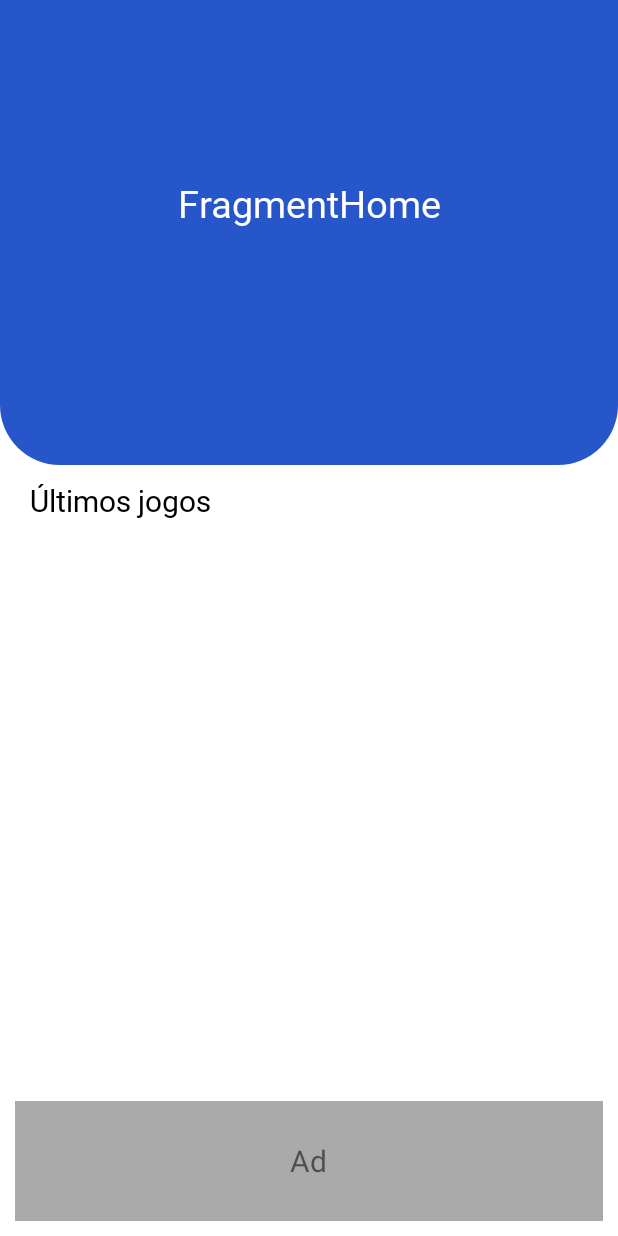
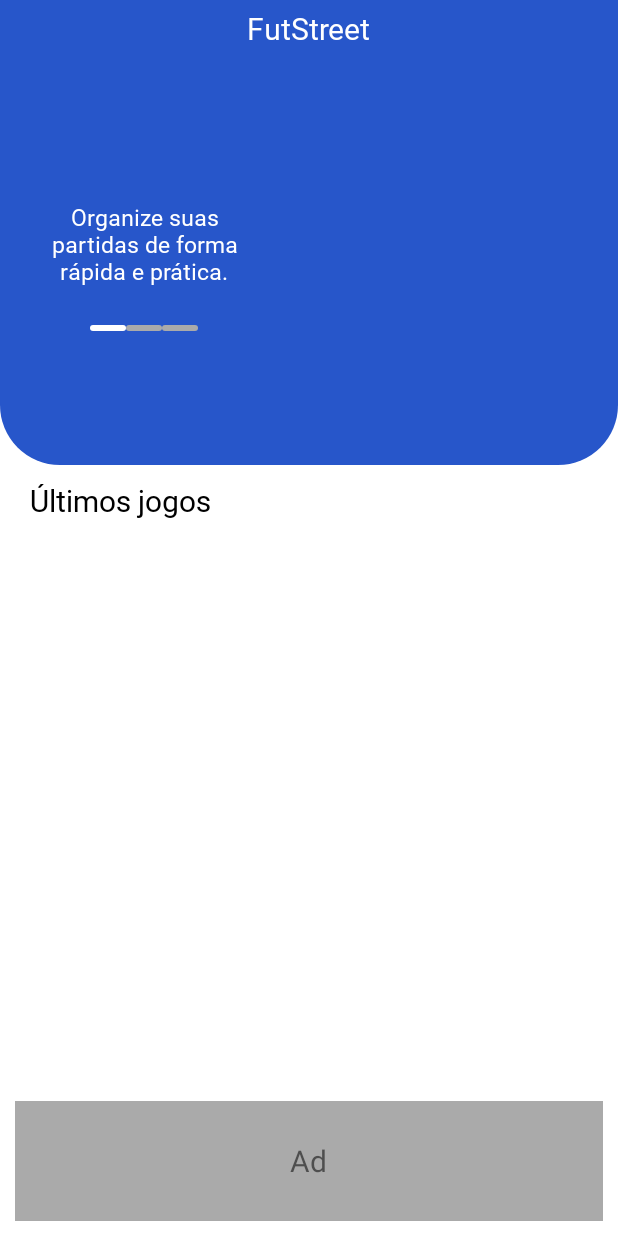
Before and after one commit to samirmaciel/FutStreet-app, an Android app: the screen it shows after launch (MainActivity), on a phone screen of 412 x 824 dp. Run offline under Robolectric (Android 15) with nearby library versions, the phone set to English and light mode, and no system bars.

Commit message:
slide with descriptions created

```diff
--- a/app/src/main/java/com/samirmaciel/futstreet/modules/home/HomeFragment.kt
+++ b/app/src/main/java/com/samirmaciel/futstreet/modules/home/HomeFragment.kt
@@ -3,28 +3,62 @@ package com.samirmaciel.futstreet.modules.home
 import android.os.Bundle
 import android.view.View
 import androidx.fragment.app.Fragment
+import androidx.fragment.app.activityViewModels
 import androidx.navigation.findNavController
 import androidx.navigation.fragment.findNavController
 import com.samirmaciel.futstreet.R
 import com.samirmaciel.futstreet.databinding.FragmentHomeBinding
+import com.samirmaciel.futstreet.shared.adapter.SlideDescriptionPager
+import java.util.*
 
 class HomeFragment : Fragment(R.layout.fragment_home) {
 
     private var _binding : FragmentHomeBinding? = null
     private val binding : FragmentHomeBinding get() = _binding!!
+    lateinit var mSlideAdapter : SlideDescriptionPager
+    private val timer = Timer()
+    private val viewModel : HomeViewModel by activityViewModels()
 
     override fun onViewCreated(view: View, savedInstanceState: Bundle?) {
         super.onViewCreated(view, savedInstanceState)
         _binding = FragmentHomeBinding.bind(view)
-
-        binding.titleText.setOnClickListener{
-            it.findNavController().navigate(R.id.action_homeFragment_to_gameSettingFragment)
-        }
+        initPagerSlide(viewModel.getDescriptions())
+        timer.scheduleAtFixedRate(SlideTimer(this), 4000, 6000)
     }
 
 
+    private fun initPagerSlide(mList : MutableList<Int>){
+       mSlideAdapter = SlideDescriptionPager(requireContext(), mList)
+       binding.viewPageDescription.adapter = mSlideAdapter
+        binding.tabIndicator.setupWithViewPager(binding.viewPageDescription)
+    }
+
+    inner class SlideTimer(private val fragment : Fragment) : TimerTask(){
+        override fun run() {
+            fragment.requireActivity().runOnUiThread(object : Runnable{
+                override fun run() {
+                    if(mSlideAdapter.mStringList.size > 0){
+                        if(binding.viewPageDescription.currentItem < mSlideAdapter.mStringList.size - 1){
+                            binding.viewPageDescription.currentItem = binding.viewPageDescription.currentItem + 1
+                        }else{
+                            binding.viewPageDescription.currentItem = 0
+                        }
+                    }
+                }
+
+            })
+        }
+
+    }
+
+    override fun onPause() {
+        super.onPause()
+        timer.cancel()
+    }
+
     override fun onDestroy() {
         super.onDestroy()
+        timer.cancel()
         _binding = null
     }
 }
--- /dev/null
+++ b/app/src/main/java/com/samirmaciel/futstreet/modules/home/HomeViewModel.kt
@@ -0,0 +1,17 @@
+package com.samirmaciel.futstreet.modules.home
+
+import androidx.lifecycle.ViewModel
+import com.samirmaciel.futstreet.R
+
+class HomeViewModel : ViewModel() {
+
+
+
+    fun getDescriptions() : MutableList<Int>{
+        return arrayListOf(
+            R.string.description_one,
+            R.string.description_two,
+            R.string.description_three
+        )
+    }
+}
--- /dev/null
+++ b/app/src/main/java/com/samirmaciel/futstreet/shared/adapter/SlideDescriptionPager.kt
@@ -0,0 +1,41 @@
+package com.samirmaciel.futstreet.shared.adapter
+
+import android.content.Context
+import android.view.LayoutInflater
+import android.view.View
+import android.view.ViewGroup
+import android.widget.TextView
+import androidx.viewpager.widget.PagerAdapter
+import androidx.viewpager.widget.ViewPager
+import com.samirmaciel.futstreet.R
+
+class SlideDescriptionPager(private val mContext : Context, var mStringList : MutableList<Int>) : PagerAdapter() {
+
+
+    override fun getCount(): Int {
+        return mStringList.size
+    }
+
+    override fun isViewFromObject(view: View, `object`: Any): Boolean {
+        return view == `object`
+    }
+
+    override fun instantiateItem(container: ViewGroup, position: Int): Any {
+
+        val inflater = this.mContext.getSystemService(Context.LAYOUT_INFLATER_SERVICE) as LayoutInflater
+        val view = inflater.inflate(R.layout.slide_description, null)
+
+        val textDescription = view.findViewById<TextView>(R.id.textDescription)
+
+        textDescription.setText(mContext.resources.getString(mStringList[position]))
+
+        container.addView(view)
+        return view
+    }
+
+    override fun destroyItem(container: ViewGroup, position: Int, `object`: Any) {
+        container.removeView(`object` as View)
+    }
+
+
+}
--- /dev/null
+++ b/app/src/main/res/drawable/indicator_selected.xml
@@ -0,0 +1,11 @@
+<?xml version="1.0" encoding="utf-8"?>
+<shape
+    android:innerRadius="0dp"
+    android:shape="rectangle"
+    android:thickness="4dp"
+    android:useLevel="false"
+    xmlns:android="http://schemas.android.com/apk/res/android">
+
+    <solid android:color="@color/white"/>
+    <corners android:radius="50dp"/>
+</shape>
--- /dev/null
+++ b/app/src/main/res/drawable/indicator_unselected.xml
@@ -0,0 +1,10 @@
+<?xml version="1.0" encoding="utf-8"?>
+<shape
+    android:innerRadius="0dp"
+    android:shape="rectangle"
+    android:thickness="4dp"
+    android:useLevel="false"
+    xmlns:android="http://schemas.android.com/apk/res/android">
+    <solid android:color="@android:color/darker_gray"/>
+    <corners android:radius="50dp"/>
+</shape>
--- /dev/null
+++ b/app/src/main/res/drawable/tab_selector.xml
@@ -0,0 +1,10 @@
+<?xml version="1.0" encoding="utf-8"?>
+<selector xmlns:android="http://schemas.android.com/apk/res/android">
+
+    <item
+        android:drawable="@drawable/indicator_selected"
+        android:state_selected="true"/>
+
+    <item android:drawable="@drawable/indicator_unselected"/>
+
+</selector>
--- a/app/src/main/res/layout/fragment_home.xml
+++ b/app/src/main/res/layout/fragment_home.xml
@@ -7,19 +7,40 @@
     tools:context=".modules.home.HomeFragment"
     android:background="@color/blue">
 
+
     <TextView
-        android:id="@+id/titleText"
+        android:id="@+id/textView"
         android:layout_width="wrap_content"
         android:layout_height="wrap_content"
-        android:text="FragmentHome"
+        android:layout_marginTop="5dp"
+        android:fontFamily="@font/baloo2regular"
+        android:text="@string/app_name"
         android:textColor="@color/white"
-        android:fontFamily="@font/baloo2regular"
-        android:textSize="25sp"
-        app:layout_constraintBottom_toBottomOf="parent"
+        android:textSize="20sp"
         app:layout_constraintEnd_toEndOf="parent"
-        app:layout_constraintTop_toTopOf="parent"
         app:layout_constraintStart_toStartOf="parent"
-        tools:layout_editor_absoluteX="139dp"
-        tools:layout_editor_absoluteY="162dp" />
+        app:layout_constraintTop_toTopOf="parent" />
 
+    <androidx.viewpager.widget.ViewPager
+        android:id="@+id/viewPageDescription"
+        android:layout_width="160dp"
+        android:layout_height="100dp"
+        android:layout_marginStart="16dp"
+        android:layout_marginTop="80dp"
+        app:layout_constraintStart_toStartOf="parent"
+        app:layout_constraintTop_toBottomOf="@+id/textView" />
+
+    <com.google.android.material.tabs.TabLayout
+        android:id="@+id/tabIndicator"
+        android:layout_width="0dp"
+        android:layout_height="4dp"
+        android:layout_marginTop="4dp"
+        android:backgroundTint="@color/blue"
+        app:layout_constraintEnd_toEndOf="@+id/viewPageDescription"
+        app:layout_constraintStart_toStartOf="@+id/viewPageDescription"
+        app:layout_constraintTop_toBottomOf="@+id/viewPageDescription"
+        app:tabBackground="@drawable/tab_selector"
+        app:tabGravity="center"
+        app:tabIndicatorGravity="center"
+        app:tabIndicatorHeight="0dp" />
 </androidx.constraintlayout.widget.ConstraintLayout>
--- /dev/null
+++ b/app/src/main/res/layout/slide_description.xml
@@ -0,0 +1,22 @@
+<?xml version="1.0" encoding="utf-8"?>
+<androidx.constraintlayout.widget.ConstraintLayout xmlns:android="http://schemas.android.com/apk/res/android"
+    xmlns:tools="http://schemas.android.com/tools"
+    android:layout_width="match_parent"
+    android:layout_height="match_parent"
+    android:background="@color/blue">
+
+
+    <TextView
+        android:id="@+id/textDescription"
+        android:layout_width="match_parent"
+        android:layout_height="match_parent"
+        android:textAlignment="center"
+        android:gravity="center"
+        android:fontFamily="@font/baloo2regular"
+        android:text="O melhor app para organizar suas partidas!"
+        android:textColor="@color/white"
+        android:textSize="15sp"
+        tools:layout_editor_absoluteX="70dp"
+        tools:layout_editor_absoluteY="69dp" />
+
+</androidx.constraintlayout.widget.ConstraintLayout>
--- a/app/src/main/res/values/strings.xml
+++ b/app/src/main/res/values/strings.xml
@@ -1,4 +1,11 @@
 <resources>
     <string name="app_name">FutStreet</string>
     <string name="last_games">Últimos jogos</string>
+
+
+
+    // Descriptions of slide on HomeFragment
+    <string name="description_one">Organize suas partidas de forma rápida e prática.</string>
+    <string name="description_two">Personalize as opções de seu jogo da melhor maneira.</string>
+    <string name="description_three">Notificação com informações em tempo real de seu jogo.</string>
 </resources>
```
